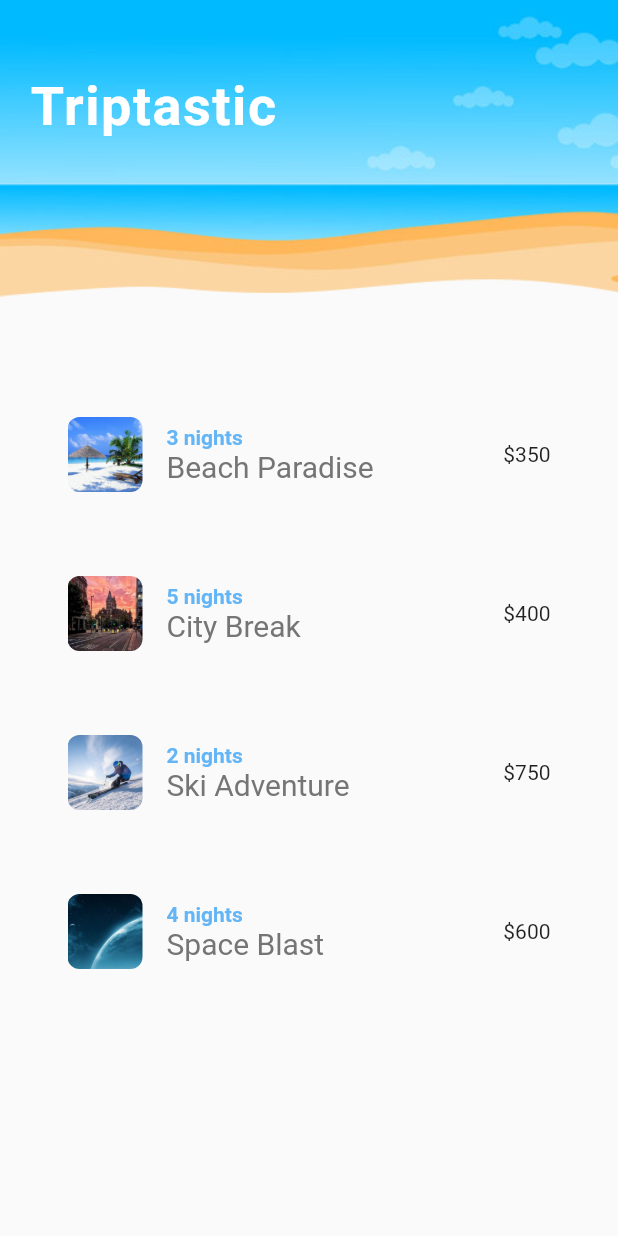
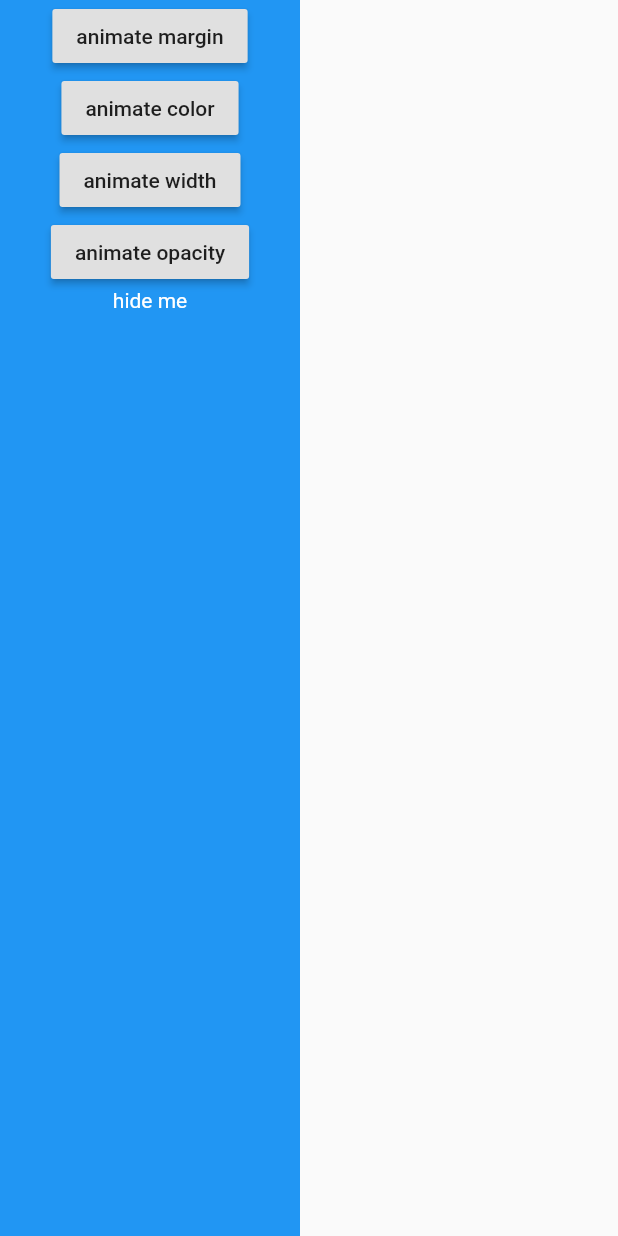
Before and after one commit to kevinjonathan30/triptastic, a Flutter app: the screen it shows after launch, on a phone screen of 412 x 824 dp. Run offline on Flutter 3.47's test engine with Material 2 defaults, Android fonts, the phone set to English and light mode, and no system bars; missing offline and left inert: lipsum.

Commit message:
trying out animated container

```diff
--- a/lib/main.dart
+++ b/lib/main.dart
@@ -1,5 +1,6 @@
 import 'package:flutter/material.dart';
 import 'package:triptastic/screens/home.dart';
+import 'package:triptastic/screens/sandbox.dart';
 
 void main() {
   runApp(MyApp());
@@ -12,7 +13,7 @@
     return MaterialApp(
       debugShowCheckedModeBanner: false,
       title: 'Triptastic',
-      home: Home(),
+      home: Sandbox(),
     );
   }
 }
--- a/lib/screens/home.dart
+++ b/lib/screens/home.dart
@@ -29,8 +29,7 @@
                 ),
                 Flexible(
                   child: TripList(),
-                )
-                //Sandbox(),
+                ),
               ],
             )));
   }
--- /dev/null
+++ b/lib/screens/sandbox.dart
@@ -0,0 +1,55 @@
+import 'package:flutter/material.dart';
+
+class Sandbox extends StatefulWidget {
+  @override
+  _SandboxState createState() => _SandboxState();
+}
+
+class _SandboxState extends State<Sandbox> {
+  double _opacity = 1;
+  double _margin = 0;
+  double _width = 200;
+  Color _color = Colors.blue;
+
+  @override
+  Widget build(BuildContext context) {
+    return Scaffold(
+        body: AnimatedContainer(
+      duration: Duration(seconds: 1),
+      margin: EdgeInsets.all(_margin),
+      width: _width,
+      color: _color,
+      child: Column(
+        crossAxisAlignment: CrossAxisAlignment.center,
+        children: [
+          RaisedButton(
+            child: Text("animate margin"),
+            onPressed: () => setState(() => _margin = 50),
+          ),
+          RaisedButton(
+            child: Text("animate color"),
+            onPressed: () => setState(() => _color = Colors.purple),
+          ),
+          RaisedButton(
+            child: Text("animate width"),
+            onPressed: () => setState(() => _width = 400),
+          ),
+          RaisedButton(
+            child: Text("animate opacity"),
+            onPressed: () => setState(() => _opacity = 0),
+          ),
+          AnimatedOpacity(
+            duration: Duration(seconds: 2),
+            opacity: _opacity,
+            child: Text(
+              'hide me',
+              style: TextStyle(
+                color: Colors.white,
+              ),
+            ),
+          ),
+        ],
+      ),
+    ));
+  }
+}
```
